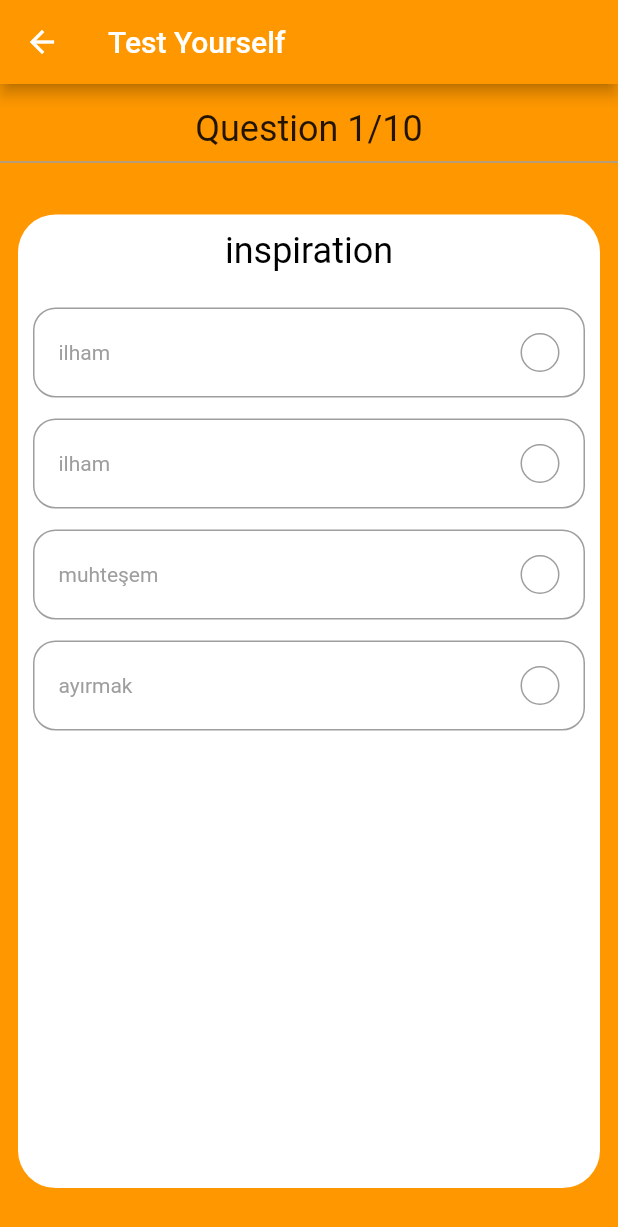
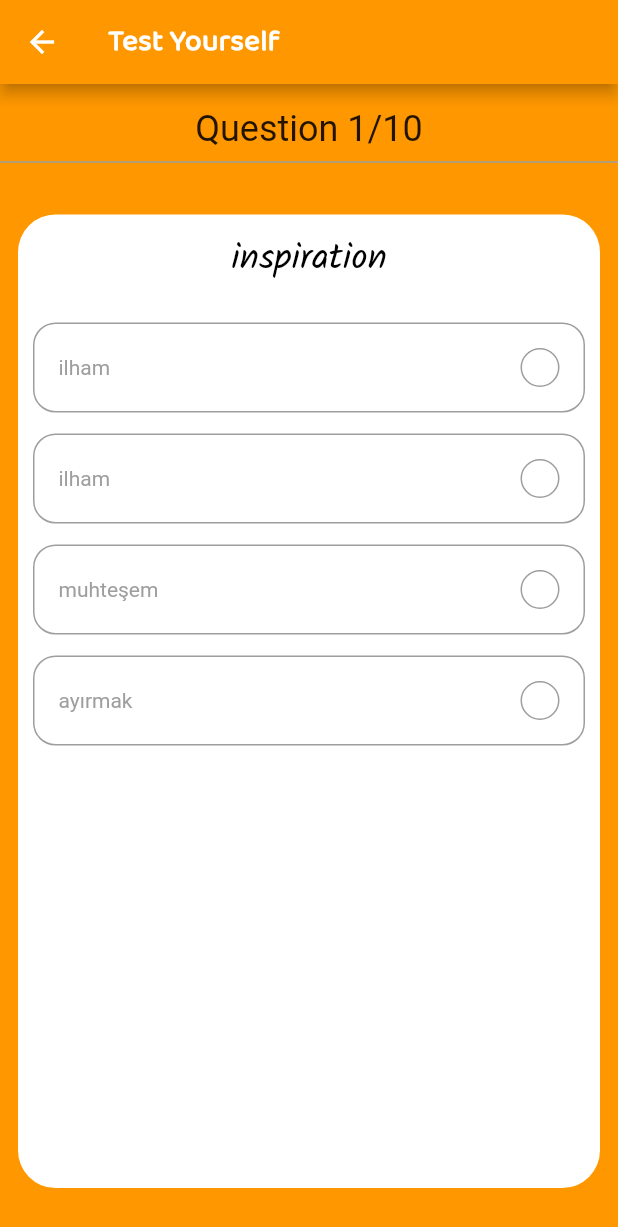
Before and after one commit to furkan-A/Word_Cards, a Flutter app: the Testyourself screen opened directly, on a phone screen of 412 x 824 dp. Shown: the top 1227 px of the screen. Run offline on Flutter 3.47's test engine with Material 2 defaults, Android fonts, the phone set to English and light mode, and no system bars; our stand-ins replace flip_card.

Commit message:
new fonts added to application

```diff
--- a/lib/test_yourself.dart
+++ b/lib/test_yourself.dart
@@ -2,6 +2,8 @@ import 'package:flutter/material.dart';
 
 import 'package:words/question_card.dart';
 import 'package:words/vocabulary.dart';
+
+import 'constants.dart';
 
 class Testyourself extends StatefulWidget {
   const Testyourself({Key? key}) : super(key: key);
@@ -18,7 +20,10 @@ class _TestyourselfState extends State<Testyourself> {
     return Scaffold(
       backgroundColor: Colors.orange,
       appBar: AppBar(
-        title: Text(title),
+        title: Text(
+          title,
+          style: appBarStyle,
+        ),
         backgroundColor: Colors.orange,
       ),
       body: Center(
--- a/lib/vocabulary.dart
+++ b/lib/vocabulary.dart
@@ -40,6 +40,10 @@ class Vocabulary {
     return wordBank[_index].mean;
   }
 
+  String getDesc() {
+    return wordBank[_index].desc;
+  }
+
   String getRandomMean() {
     return wordBank[rnd.nextInt(wordBank.length)].mean;
   }
```
Also changed, not shown: lib/add_word.dart (+7 -2 lines), lib/words_ui.dart (+6 -1 lines), pubspec.yaml (+12 -7 lines), assets/fonts/BalooThambi2-Regular.ttf (added), assets/fonts/Kalam-Regular.ttf (added), assets/fonts/PatrickHand-Regular.ttf (added), pubspec.lock.
